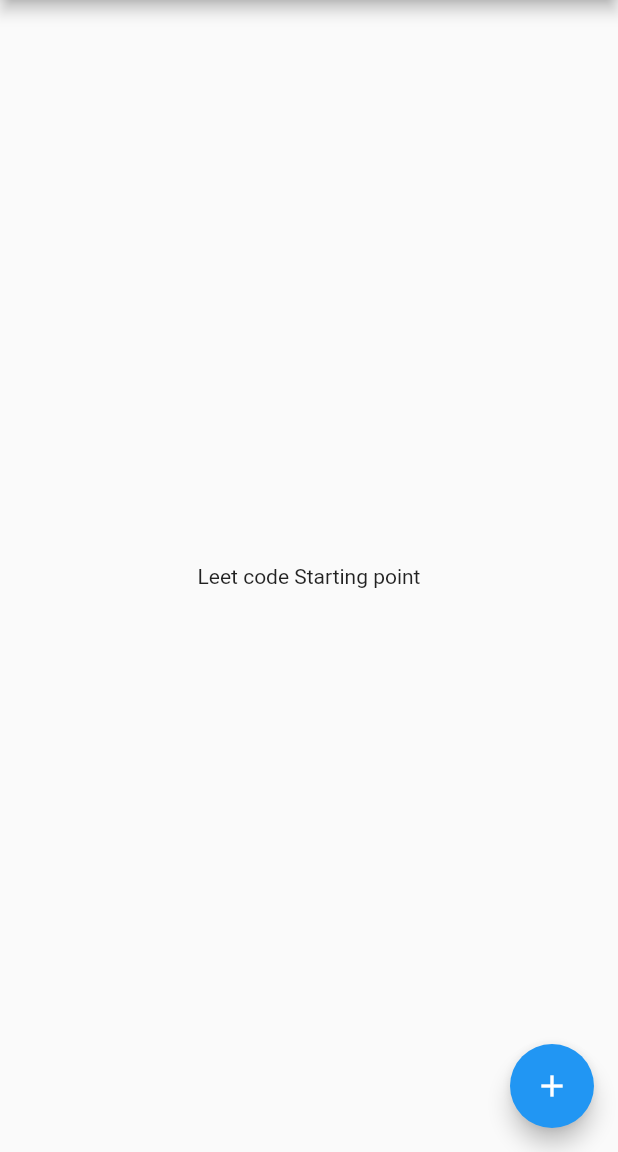
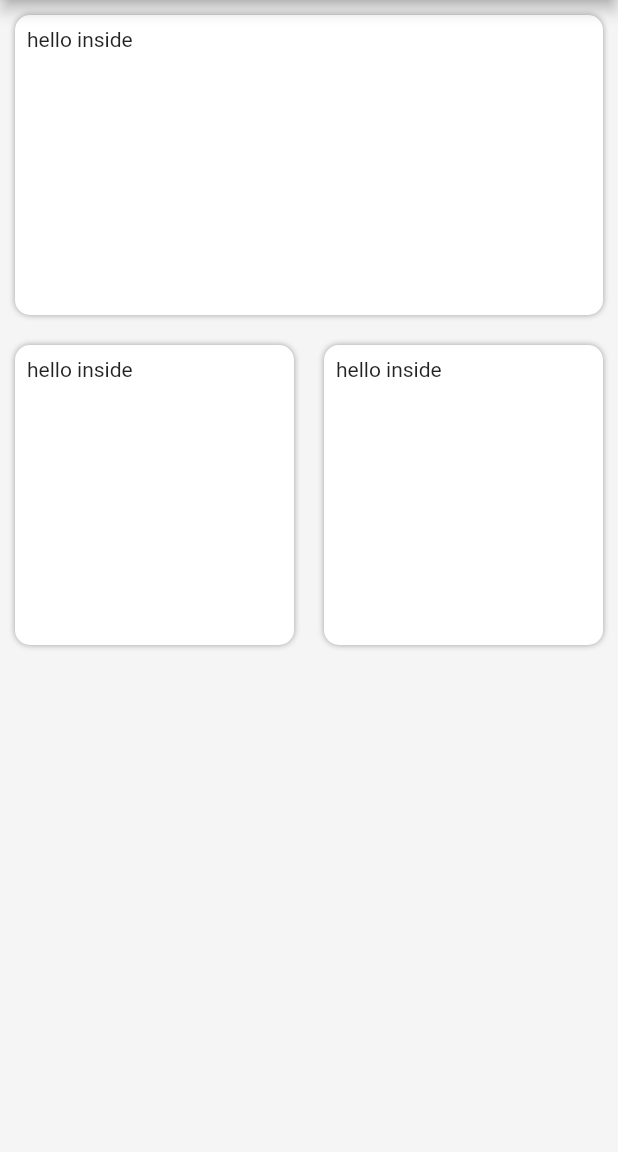
Before and after one commit to akashdev99/leetracker, a Flutter app: the screen it shows after launch, on a phone screen of 412 x 824 dp, the part 84-1236 px from its top. Run offline on Flutter 3.47's test engine with Material 2 defaults, Android fonts, the phone set to English and light mode, and no system bars.

Commit message:
did layout and did skelto styling

```diff
--- a/lib/main.dart
+++ b/lib/main.dart
@@ -13,15 +13,6 @@ class MyApp extends StatelessWidget {
     return MaterialApp(
       title: 'LeetTracker',
       theme: ThemeData(
-        // This is the theme of your application.
-        //
-        // Try running your application with "flutter run". You'll see the
-        // application has a blue toolbar. Then, without quitting the app, try
-        // changing the primarySwatch below to Colors.green and then invoke
-        // "hot reload" (press "r" in the console where you ran "flutter run",
-        // or simply save your changes to "hot reload" in a Flutter IDE).
-        // Notice that the counter didn't reset back to zero; the application
-        // is not restarted.
         primarySwatch: Colors.blue,
       ),
       home: const MyHomePage(title: 'LeetTracker'),
@@ -31,16 +22,6 @@ class MyApp extends StatelessWidget {
 
 class MyHomePage extends StatefulWidget {
   const MyHomePage({super.key, required this.title});
-
-  // This widget is the home page of your application. It is stateful, meaning
-  // that it has a State object (defined below) that contains fields that affect
-  // how it looks.
-
-  // This class is the configuration for the state. It holds the values (in this
-  // case the title) provided by the parent (in this case the App widget) and
-  // used by the build method of the State. Fields in a Widget subclass are
-  // always marked "final".
-
   final String title;
 
   @override
@@ -52,60 +33,57 @@ class _MyHomePageState extends State<MyHomePage> {
 
   void _incrementCounter() {
     setState(() {
-      // This call to setState tells the Flutter framework that something has
-      // changed in this State, which causes it to rerun the build method below
-      // so that the display can reflect the updated values. If we changed
-      // _counter without calling setState(), then the build method would not be
-      // called again, and so nothing would appear to happen.
       _counter++;
     });
   }
 
   @override
   Widget build(BuildContext context) {
-    // This method is rerun every time setState is called, for instance as done
-    // by the _incrementCounter method above.
-    //
-    // The Flutter framework has been optimized to make rerunning build methods
-    // fast, so that you can just rebuild anything that needs updating rather
-    // than having to individually change instances of widgets.
     return Scaffold(
+        backgroundColor: Colors.grey.shade100,
         appBar: AppBar(
-        // Here we take the value from the MyHomePage object that was created by
-        // the App.build method, and use it to set our appbar title.
           title: Text(widget.title),
         ),
-      body: Center(
-        // Center is a layout widget. It takes a single child and positions it
-        // in the middle of the parent.
+        body: Container(
             child: Column(
-          // Column is also a layout widget. It takes a list of children and
-          // arranges them vertically. By default, it sizes itself to fit its
-          // children horizontally, and tries to be as tall as its parent.
-          //
-          // Invoke "debug painting" (press "p" in the console, choose the
-          // "Toggle Debug Paint" action from the Flutter Inspector in Android
-          // Studio, or the "Toggle Debug Paint" command in Visual Studio Code)
-          // to see the wireframe for each widget.
-          //
-          // Column has various properties to control how it sizes itself and
-          // how it positions its children. Here we use mainAxisAlignment to
-          // center the children vertically; the main axis here is the vertical
-          // axis because Columns are vertical (the cross axis would be
-          // horizontal).
-          mainAxisAlignment: MainAxisAlignment.center,
-          children: const <Widget>[
-            Text(
-              'Leet code Starting point',
-            ),
+                crossAxisAlignment: CrossAxisAlignment.center,
+                children: [
+              Row(mainAxisAlignment: MainAxisAlignment.spaceEvenly, children: [
+                const WidgetContainer(),
+              ]),
+              Row(
+                mainAxisAlignment: MainAxisAlignment.spaceEvenly,
+                children: [
+                  const WidgetContainer(),
+                  const WidgetContainer(),
                 ],
               ),
+            ])));
+  }
+}
+
+//Container Block
+
+class WidgetContainer extends StatelessWidget {
+  const WidgetContainer({super.key});
+
+  @override
+  Widget build(BuildContext context) {
+    return Expanded(
+      child:Container(
+        height: 200.0,
+        padding: const EdgeInsets.all(8.0),
+        margin: const EdgeInsets.all(10.0),
+        decoration: BoxDecoration(
+            color: Colors.white,
+            borderRadius: BorderRadius.circular(10.0),
+            boxShadow: const [
+              BoxShadow(
+                color: Colors.grey,
+                blurRadius: 3.0,
               ),
-      floatingActionButton: FloatingActionButton(
-        onPressed: _incrementCounter,
-        tooltip: 'Increment',
-        child: const Icon(Icons.add),
-      ), // This trailing comma makes auto-formatting nicer for build methods.
+            ]),
+        child: const Text("hello inside"))
     );
   }
 }
```
Lines whose indentation alone changed are shown as unchanged.
